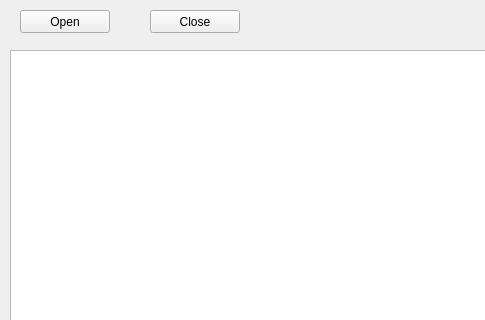
Old version of the form txtedit.ui in the repository saurabhsood91/PyQt-Trials; both pictures show x 0 to 485 and y 0 to 320 of the 800 by 600 pixel window.
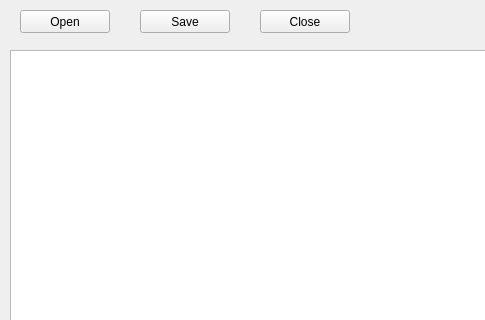
New version of the form.

The edit to the form file:
```diff
--- a/txtedit.ui
+++ b/txtedit.ui
@@ -30,7 +30,7 @@
    <widget class="QPushButton" name="buttonClose">
     <property name="geometry">
      <rect>
-      <x>150</x>
+      <x>260</x>
       <y>10</y>
       <width>90</width>
       <height>23</height>
@@ -50,6 +50,19 @@
      </rect>
     </property>
    </widget>
+   <widget class="QPushButton" name="buttonSave">
+    <property name="geometry">
+     <rect>
+      <x>140</x>
+      <y>10</y>
+      <width>90</width>
+      <height>23</height>
+     </rect>
+    </property>
+    <property name="text">
+     <string>Save</string>
+    </property>
+   </widget>
   </widget>
   <widget class="QMenuBar" name="menubar">
    <property name="geometry">
```
